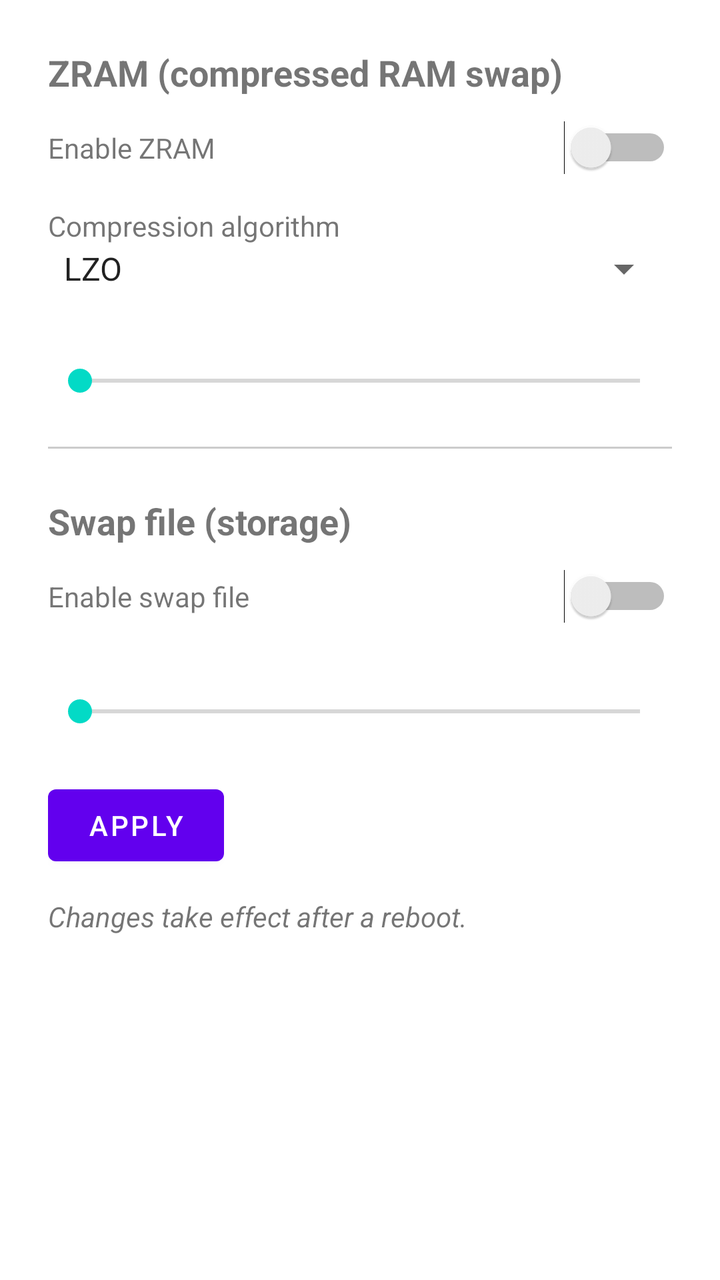
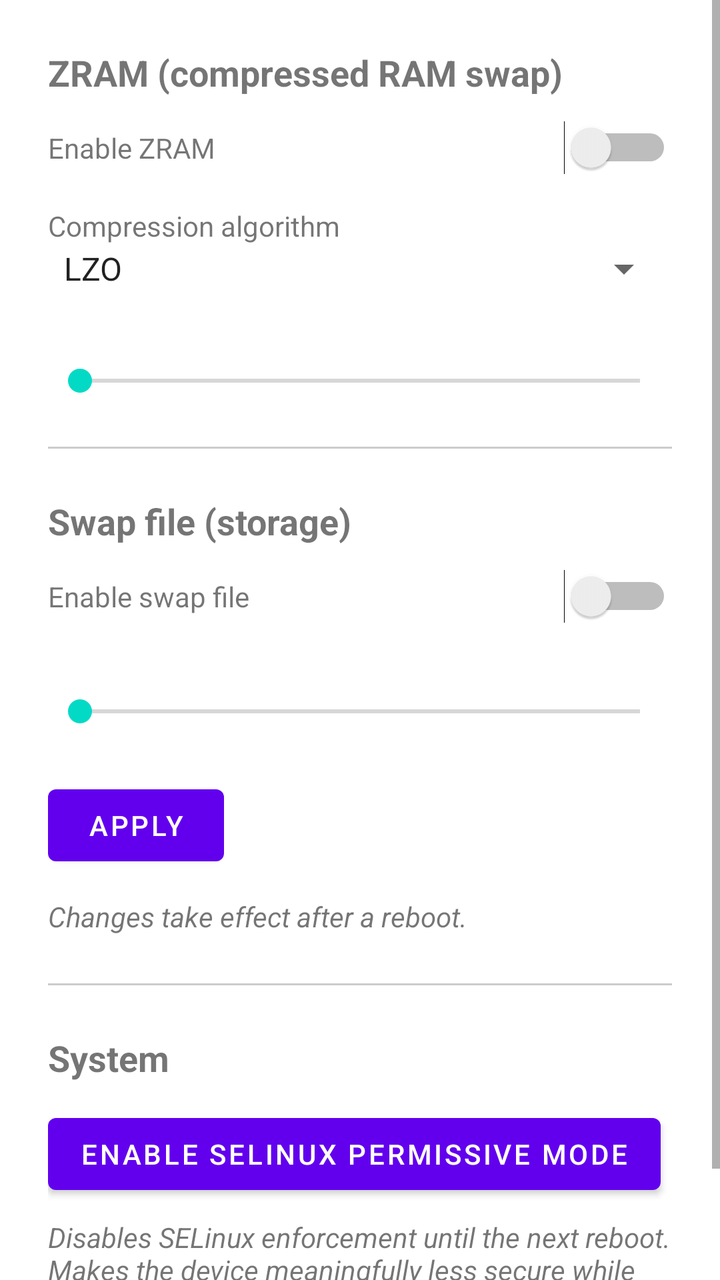

Before-and-after screenshots of an Android layout around one commit, followed by the original layout XML and the change that was made.
<!-- AndroidManifest.xml: fallback theme Theme.MaterialComponents.DayNight.NoActionBar -->
<!-- res/layout/activity_main.xml -->
<?xml version="1.0" encoding="utf-8"?>
<ScrollView xmlns:android="http://schemas.android.com/apk/res/android"
    android:layout_width="match_parent"
    android:layout_height="match_parent">

    <LinearLayout
        android:layout_width="match_parent"
        android:layout_height="wrap_content"
        android:orientation="vertical"
        android:padding="24dp">

        
        <TextView
            android:layout_width="wrap_content"
            android:layout_height="wrap_content"
            android:textSize="18sp"
            android:textStyle="bold"
            android:text="@string/zram_section_title" />

        <LinearLayout
            android:layout_width="match_parent"
            android:layout_height="wrap_content"
            android:orientation="horizontal"
            android:paddingTop="12dp">
            <TextView
                android:layout_width="0dp"
                android:layout_weight="1"
                android:layout_height="wrap_content"
                android:text="@string/zram_enable" />
            <Switch
                android:id="@+id/switch_zram"
                android:layout_width="wrap_content"
                android:layout_height="wrap_content" />
        </LinearLayout>

        <TextView
            android:layout_width="wrap_content"
            android:layout_height="wrap_content"
            android:paddingTop="16dp"
            android:text="@string/zram_algo_label" />
        <Spinner
            android:id="@+id/spinner_zram_algo"
            android:layout_width="match_parent"
            android:layout_height="wrap_content"
            android:entries="@array/zram_algo_entries" />

        <TextView
            android:id="@+id/label_zram_size"
            android:layout_width="wrap_content"
            android:layout_height="wrap_content"
            android:paddingTop="16dp" />
        <SeekBar
            android:id="@+id/seekbar_zram_size"
            android:layout_width="match_parent"
            android:layout_height="wrap_content"
            android:max="1408" />

        <View
            android:layout_width="match_parent"
            android:layout_height="1dp"
            android:layout_marginTop="24dp"
            android:layout_marginBottom="24dp"
            android:background="#33000000" />

        
        <TextView
            android:layout_width="wrap_content"
            android:layout_height="wrap_content"
            android:textSize="18sp"
            android:textStyle="bold"
            android:text="@string/swap_section_title" />

        <LinearLayout
            android:layout_width="match_parent"
            android:layout_height="wrap_content"
            android:orientation="horizontal"
            android:paddingTop="12dp">
            <TextView
                android:layout_width="0dp"
                android:layout_weight="1"
                android:layout_height="wrap_content"
                android:text="@string/swap_enable" />
            <Switch
                android:id="@+id/switch_swap"
                android:layout_width="wrap_content"
                android:layout_height="wrap_content" />
        </LinearLayout>

        <TextView
            android:id="@+id/label_swap_size"
            android:layout_width="wrap_content"
            android:layout_height="wrap_content"
            android:paddingTop="16dp" />
        <SeekBar
            android:id="@+id/seekbar_swap_size"
            android:layout_width="match_parent"
            android:layout_height="wrap_content"
            android:max="1792" />

        <Button
            android:id="@+id/button_apply"
            android:layout_width="wrap_content"
            android:layout_height="wrap_content"
            android:layout_marginTop="24dp"
            android:text="@string/apply" />

        <TextView
            android:layout_width="wrap_content"
            android:layout_height="wrap_content"
            android:paddingTop="12dp"
            android:textStyle="italic"
            android:text="@string/reboot_notice" />

    </LinearLayout>
</ScrollView>
<!-- resources referenced by this layout -->
<resources>
  <string-array name="zram_algo_entries">
          <item>LZO</item>
          <item>LZ4</item>
      </string-array>
  <string name="apply">Apply</string>
  <string name="reboot_notice">Changes take effect after a reboot.</string>
  <string name="swap_enable">Enable swap file</string>
  <string name="swap_section_title">Swap file (storage)</string>
  <string name="zram_algo_label">Compression algorithm</string>
  <string name="zram_enable">Enable ZRAM</string>
  <string name="zram_section_title">ZRAM (compressed RAM swap)</string>
</resources>

<!-- the commit's change to res/layout/activity_main.xml (unified diff, before → after) -->
@@ -111,5 +111,35 @@
             android:textStyle="italic"
             android:text="@string/reboot_notice" />
 
+        <View
+            android:layout_width="match_parent"
+            android:layout_height="1dp"
+            android:layout_marginTop="24dp"
+            android:layout_marginBottom="24dp"
+            android:background="#33000000" />
+
+        
+        <TextView
+            android:layout_width="wrap_content"
+            android:layout_height="wrap_content"
+            android:textSize="18sp"
+            android:textStyle="bold"
+            android:text="@string/system_section_title" />
+
+        <Button
+            android:id="@+id/button_selinux_permissive"
+            android:layout_width="wrap_content"
+            android:layout_height="wrap_content"
+            android:layout_marginTop="12dp"
+            android:text="@string/selinux_permissive_button" />
+
+        <TextView
+            android:id="@+id/label_selinux_permissive"
+            android:layout_width="wrap_content"
+            android:layout_height="wrap_content"
+            android:paddingTop="8dp"
+            android:textStyle="italic"
+            android:text="@string/selinux_permissive_warning" />
+
     </LinearLayout>
 </ScrollView>
<!-- resource entries referenced after the edit -->
@@ -6,8 +6,11 @@
       </string-array>
   <string name="apply">Apply</string>
   <string name="reboot_notice">Changes take effect after a reboot.</string>
+  <string name="selinux_permissive_button">Enable SELinux Permissive Mode</string>
+  <string name="selinux_permissive_warning">Disables SELinux enforcement until the next reboot. Makes the device meaningfully less secure while active — only for debugging, not something to leave on.</string>
   <string name="swap_enable">Enable swap file</string>
   <string name="swap_section_title">Swap file (storage)</string>
+  <string name="system_section_title">System</string>
   <string name="zram_algo_label">Compression algorithm</string>
   <string name="zram_enable">Enable ZRAM</string>
   <string name="zram_section_title">ZRAM (compressed RAM swap)</string>
